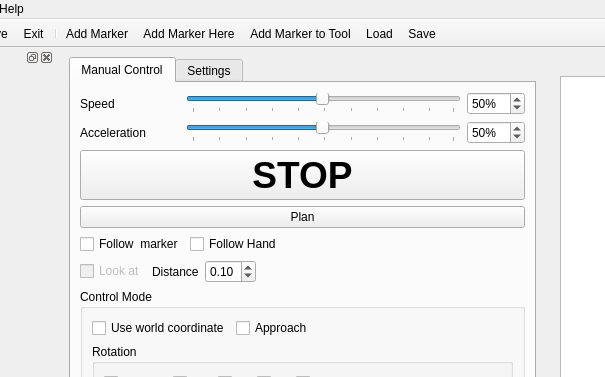
The window that hiveground/hg_apps/hg_inspector_arm/src/inspector_arm.ui (cuixiongyi/hiveground-ros-pkg) describes before a commit, drawn with Qt 5; both pictures show x 146 to 751 and y 0 to 377 of the 971 by 1049 pixel window.
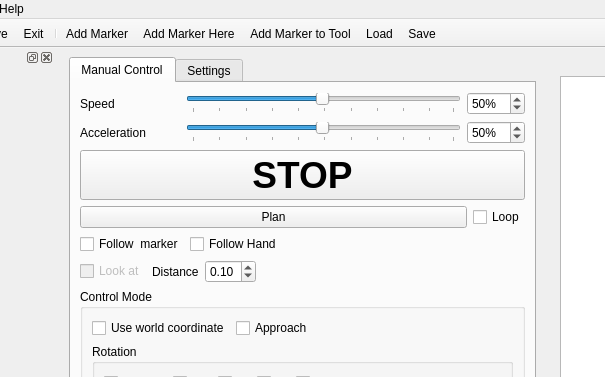
The same window after the commit. Icons and pictures are not drawn.

The edit to the form file:
```diff
--- a/hiveground/hg_apps/hg_inspector_arm/src/inspector_arm.ui
+++ b/hiveground/hg_apps/hg_inspector_arm/src/inspector_arm.ui
@@ -163,13 +163,30 @@
          </widget>
         </item>
         <item>
+         <layout class="QHBoxLayout" name="horizontalLayout_15">
+          <item>
          <widget class="QPushButton" name="pushButtonPlan">
+            <property name="sizePolicy">
+             <sizepolicy hsizetype="Expanding" vsizetype="Fixed">
+              <horstretch>0</horstretch>
+              <verstretch>0</verstretch>
+             </sizepolicy>
+            </property>
           <property name="text">
            <string>Plan</string>
           </property>
          </widget>
         </item>
         <item>
+           <widget class="QCheckBox" name="checkBoxLoop">
+            <property name="text">
+             <string>Loop</string>
+            </property>
+           </widget>
+          </item>
+         </layout>
+        </item>
+        <item>
          <layout class="QHBoxLayout" name="horizontalLayout_11">
           <item>
            <widget class="QCheckBox" name="checkBoxFollowPoint">
```
Left out of the diff: 2 changed lines with no effect on the pictures. Lines whose indentation alone changed are shown as unchanged.
